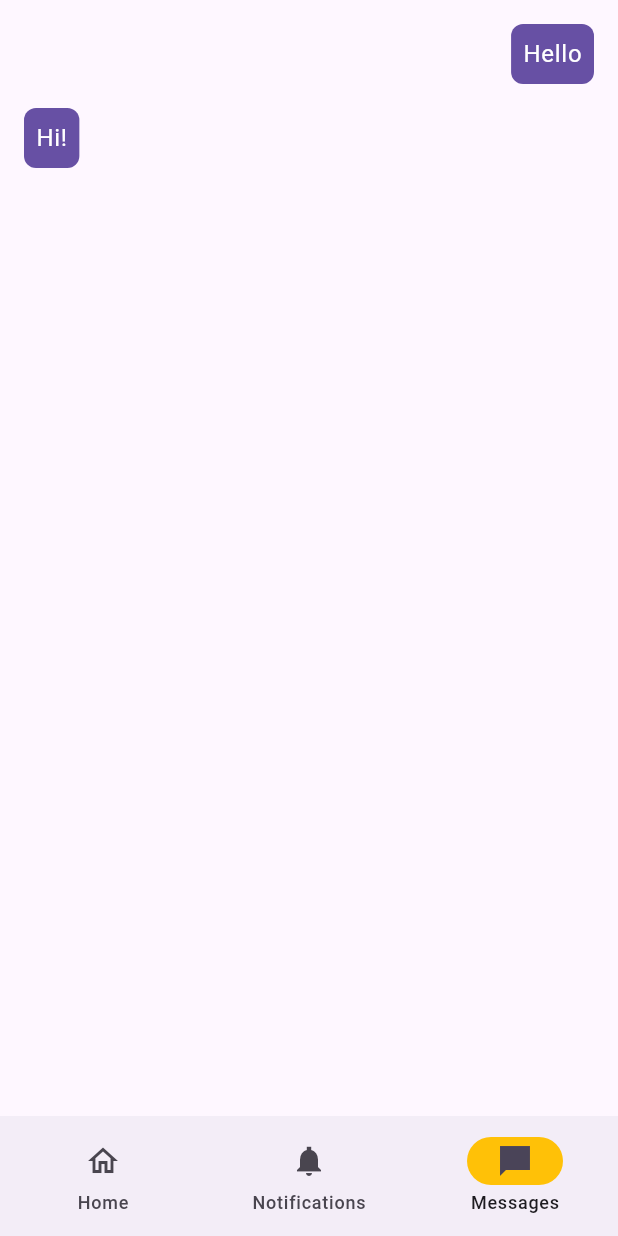
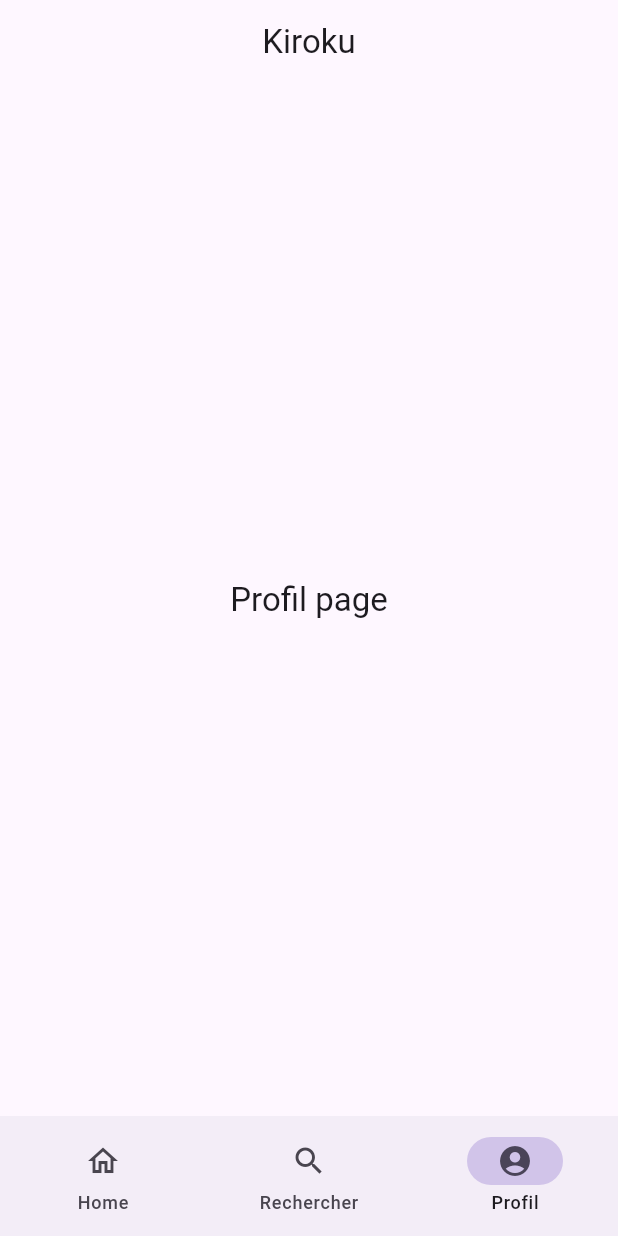
Before and after one commit to ZabouG/Kiroku-APP, a Flutter app: the screen it shows once a user with an empty profile is signed in, item 3 of the bottom bar chosen, on a phone screen of 412 x 824 dp. Run offline on Flutter 3.47's test engine with Material 3 defaults, Android fonts, the phone set to English and light mode, and no system bars; our stand-ins replace firebase_auth, firebase_core, google_sign_in; accounts and stored records are empty.

```diff
--- a/lib/main.dart
+++ b/lib/main.dart
@@ -3,7 +3,8 @@ import 'package:firebase_core/firebase_core.dart';
 import 'package:firebase_auth/firebase_auth.dart';
 import 'firebase_options.dart';
 import 'auth/auth.dart';
-import 'page/homePage.dart';
+import 'page/navBar.dart';
+
 
 void main() async {
   WidgetsFlutterBinding.ensureInitialized();
@@ -33,7 +34,7 @@ class AuthStateHandler extends StatelessWidget {
       stream: FirebaseAuth.instance.authStateChanges(),
       builder: (context, snapshot) {
         if (snapshot.hasData && snapshot.data != null) {
-          return const HomePage();
+          return const NavigationBarApp();
         } else {
           return const AuthPage();
         };
--- a/lib/page/homePage.dart
+++ b/lib/page/homePage.dart
@@ -1,5 +1,4 @@
 import 'package:flutter/material.dart';
-import 'navBar.dart';
 
 /// Page d'authentification - Bascule entre la page de connexion et la page de création de compte
 class HomePage extends StatefulWidget {
@@ -10,17 +9,6 @@ class HomePage extends StatefulWidget {
 }
 
 class _HomePageState extends State<HomePage> {
-  bool wantConnect = true;
-
-  /// Getter pour le texte du bouton
-  String get buttonText => wantConnect ? "Créer un compte" : "Se connecter";
-
-  /// Méthode pour basculer entre les deux pages
-  void _switchPage() {
-    setState(() {
-      wantConnect = !wantConnect;
-    });
-  }
 
   @override
   Widget build(BuildContext context) {
@@ -30,18 +18,11 @@ class _HomePageState extends State<HomePage> {
         centerTitle: true,
       ),
       body: Center(
-        child: Column(
-          mainAxisSize: MainAxisSize.min,
-          mainAxisAlignment: MainAxisAlignment.center,
-          children: [
-            TextButton(
-              onPressed: _switchPage,
-              child: Text(buttonText),
+            child: Text(
+              'Home page',
+              style: Theme.of(context).textTheme.titleLarge,
             ),
-          ],
-        ),
-      ),
-      bottomNavigationBar: const NavigationBarApp(),
+          ),
     );
   }
 }
--- a/lib/page/navBar.dart
+++ b/lib/page/navBar.dart
@@ -1,9 +1,11 @@
 import 'package:flutter/material.dart';
+import 'homePage.dart';
+import 'profilPage.dart';
+import 'searchPage.dart';
 
-
-/// Flutter code sample for [NavigationBar].
+/// Barre de navigation principale de l'application
 class NavigationBarApp extends StatefulWidget {
-  const NavigationBarApp({super.key});
+  const NavigationBarApp({Key? key}) : super(key: key);
 
   @override
   State<NavigationBarApp> createState() => _NavigationBarAppState();
@@ -12,112 +14,46 @@ class NavigationBarApp extends StatefulWidget {
 class _NavigationBarAppState extends State<NavigationBarApp> {
   int currentPageIndex = 0;
 
+  /// Liste des pages
+  final List<Widget> pages = const [
+    HomePage(),
+    SearchPage(),
+    ProfilPage(),
+  ];
+
+  /// Liste des destinations de la barre de navigation
+  final List<NavigationDestination> destinations = const [
+    NavigationDestination(
+      selectedIcon: Icon(Icons.home),
+      icon: Icon(Icons.home_outlined),
+      label: 'Home',
+    ),
+    NavigationDestination(
+      icon: Icon(Icons.search),
+      label: 'Rechercher',
+    ),
+    NavigationDestination(
+      icon: Icon(Icons.account_circle),
+      label: 'Profil',
+    ),
+  ];
+
   @override
   Widget build(BuildContext context) {
-    final ThemeData theme = Theme.of(context);
-
     return Scaffold(
+      body: IndexedStack(
+        index: currentPageIndex,
+        children: pages,
+      ),
       bottomNavigationBar: NavigationBar(
+        selectedIndex: currentPageIndex,
         onDestinationSelected: (int index) {
           setState(() {
             currentPageIndex = index;
           });
         },
-        indicatorColor: Colors.amber,
-        selectedIndex: currentPageIndex,
-        destinations: const <Widget>[
-          NavigationDestination(
-            selectedIcon: Icon(Icons.home),
-            icon: Icon(Icons.home_outlined),
-            label: 'Home',
-          ),
-          NavigationDestination(
-            icon: Icon(Icons.notifications_sharp),
-            label: 'Notifications',
-          ),
-          NavigationDestination(
-            icon: Icon(Icons.messenger_sharp),
-            label: 'Messages',
-          ),
-        ],
-      ),
-      body: IndexedStack(
-        index: currentPageIndex,
-        children: [
-          /// Home page
-          Center(
-            child: Text(
-              'Home page',
-              style: theme.textTheme.titleLarge,
-            ),
-          ),
-
-          /// Notifications page
-          Padding(
-            padding: const EdgeInsets.all(8.0),
-            child: ListView(
-              children: const [
-                Card(
-                  child: ListTile(
-                    leading: Icon(Icons.notifications_sharp),
-                    title: Text('Notification 1'),
-                    subtitle: Text('This is a notification'),
-                  ),
-                ),
-                Card(
-                  child: ListTile(
-                    leading: Icon(Icons.notifications_sharp),
-                    title: Text('Notification 2'),
-                    subtitle: Text('This is a notification'),
-                  ),
-                ),
-              ],
-            ),
-          ),
-
-          /// Messages page
-          Padding(
-            padding: const EdgeInsets.all(8.0),
-            child: ListView(
-              children: [
-                Align(
-                  alignment: Alignment.centerRight,
-                  child: Container(
-                    margin: const EdgeInsets.all(8.0),
-                    padding: const EdgeInsets.all(8.0),
-                    decoration: BoxDecoration(
-                      color: theme.colorScheme.primary,
-                      borderRadius: BorderRadius.circular(8.0),
-                    ),
-                    child: Text(
-                      'Hello',
-                      style: theme.textTheme.bodyLarge!.copyWith(
-                        color: theme.colorScheme.onPrimary,
-                      ),
-                    ),
-                  ),
-                ),
-                Align(
-                  alignment: Alignment.centerLeft,
-                  child: Container(
-                    margin: const EdgeInsets.all(8.0),
-                    padding: const EdgeInsets.all(8.0),
-                    decoration: BoxDecoration(
-                      color: theme.colorScheme.primary,
-                      borderRadius: BorderRadius.circular(8.0),
-                    ),
-                    child: Text(
-                      'Hi!',
-                      style: theme.textTheme.bodyLarge!.copyWith(
-                        color: theme.colorScheme.onPrimary,
-                      ),
-                    ),
-                  ),
-                ),
-              ],
-            ),
-          ),
-        ],
+        indicatorColor: Colors.deepPurple.shade100,
+        destinations: destinations,
       ),
     );
   }
--- a/lib/page/profilPage.dart
+++ b/lib/page/profilPage.dart
@@ -0,0 +1,28 @@
+import 'package:flutter/material.dart';
+
+/// Page d'authentification - Bascule entre la page de connexion et la page de création de compte
+class ProfilPage extends StatefulWidget {
+  const ProfilPage({Key? key}) : super(key: key);
+
+  @override
+  _ProfilPageState createState() => _ProfilPageState();
+}
+
+class _ProfilPageState extends State<ProfilPage> {
+
+  @override
+  Widget build(BuildContext context) {
+    return Scaffold(
+      appBar: AppBar(
+        title: const Text('Kiroku'),
+        centerTitle: true,
+      ),
+      body: Center(
+            child: Text(
+              'Profil page',
+              style: Theme.of(context).textTheme.titleLarge,
+            ),
+          ),
+    );
+  }
+}
```
Also changed, not shown: lib/fonction/apiRequest.dart (added, +18 -0 lines), lib/page/avisPage.dart (+28 -0 lines), lib/page/searchPage.dart (+95 -0 lines).
